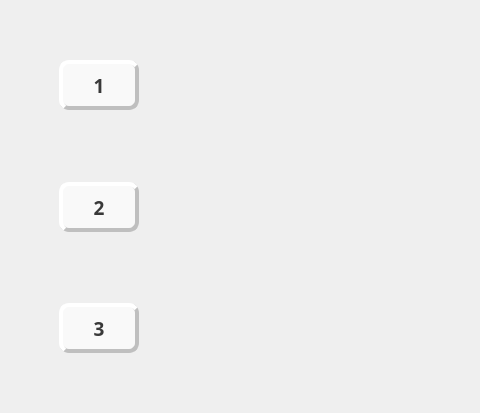
Above: developquestions.ui from realeedd/techEng before the change; both pictures show x 0 to 480 and y 166 to 579 of the 800 by 720 pixel window. Below: the same form after it.
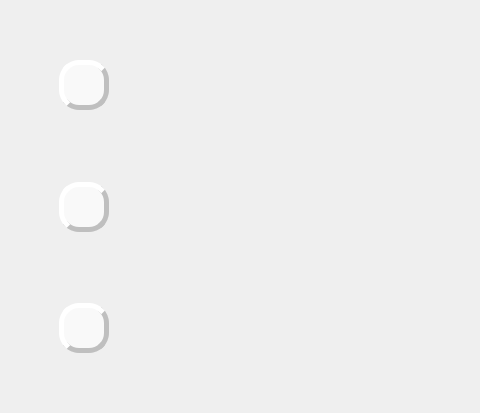
That is the form after the change.

What changed in the file:
```diff
--- a/developquestions.ui
+++ b/developquestions.ui
@@ -112,13 +112,13 @@
               </property>
               <property name="minimumSize">
                <size>
-                <width>80</width>
+                <width>50</width>
                 <height>50</height>
                </size>
               </property>
               <property name="maximumSize">
                <size>
-                <width>80</width>
+                <width>50</width>
                 <height>50</height>
                </size>
               </property>
@@ -132,19 +132,20 @@
               </property>
               <property name="styleSheet">
                <string notr="true">QPushButton{background: rgba(255, 255, 255, 0.6);
-border-radius: 10px;
+border-radius: 20px;
 border-style: outset;
- border-width: 4px;
+ border-width: 5px;
 border-color:rgb(191, 191, 191);
 color:rgb(57, 57, 57);}
 
 QPushButton:pressed {
 background: rgba(234, 234, 234, 0.8);
 color:rgb(57, 57, 57);
-}</string>
+}
+</string>
               </property>
               <property name="text">
-               <string>1</string>
+               <string/>
               </property>
              </widget>
             </item>
@@ -186,13 +187,13 @@
               </property>
               <property name="minimumSize">
                <size>
-                <width>80</width>
+                <width>50</width>
                 <height>50</height>
                </size>
               </property>
               <property name="maximumSize">
                <size>
-                <width>80</width>
+                <width>50</width>
                 <height>50</height>
                </size>
               </property>
@@ -206,9 +207,9 @@
               </property>
               <property name="styleSheet">
                <string notr="true">QPushButton{background: rgba(255, 255, 255, 0.6);
-border-radius: 10px;
+border-radius: 20px;
 border-style: outset;
- border-width: 4px;
+ border-width: 5px;
 border-color:rgb(191, 191, 191);
 color:rgb(57, 57, 57);}
 
@@ -218,7 +219,7 @@
 }</string>
               </property>
               <property name="text">
-               <string>2</string>
+               <string/>
               </property>
              </widget>
             </item>
@@ -260,13 +261,13 @@
               </property>
               <property name="minimumSize">
                <size>
-                <width>80</width>
+                <width>50</width>
                 <height>50</height>
                </size>
               </property>
               <property name="maximumSize">
                <size>
-                <width>80</width>
+                <width>50</width>
                 <height>50</height>
                </size>
               </property>
@@ -280,9 +281,9 @@
               </property>
               <property name="styleSheet">
                <string notr="true">QPushButton{background: rgba(255, 255, 255, 0.6);
-border-radius: 10px;
+border-radius: 20px;
 border-style: outset;
- border-width: 4px;
+ border-width: 5px;
 border-color:rgb(191, 191, 191);
 color:rgb(57, 57, 57);}
 
@@ -292,7 +293,7 @@
 }</string>
               </property>
               <property name="text">
-               <string>3</string>
+               <string/>
               </property>
              </widget>
             </item>
```
Left out of the diff: 2 changed lines with no effect on the pictures.
